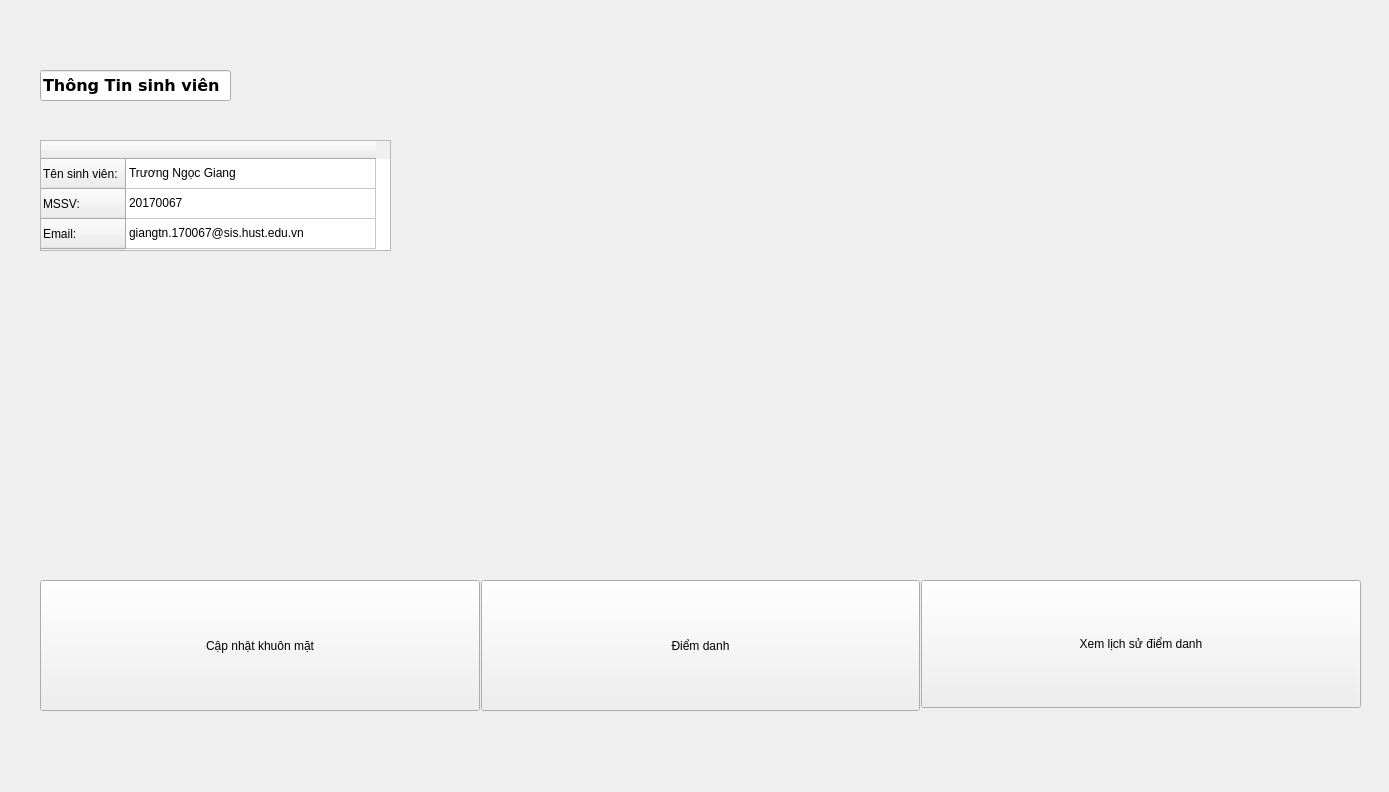
The window that src/ui/student/student.ui (ngocgiang99/Attendance-By-Face) describes before a commit, drawn with Qt 5.
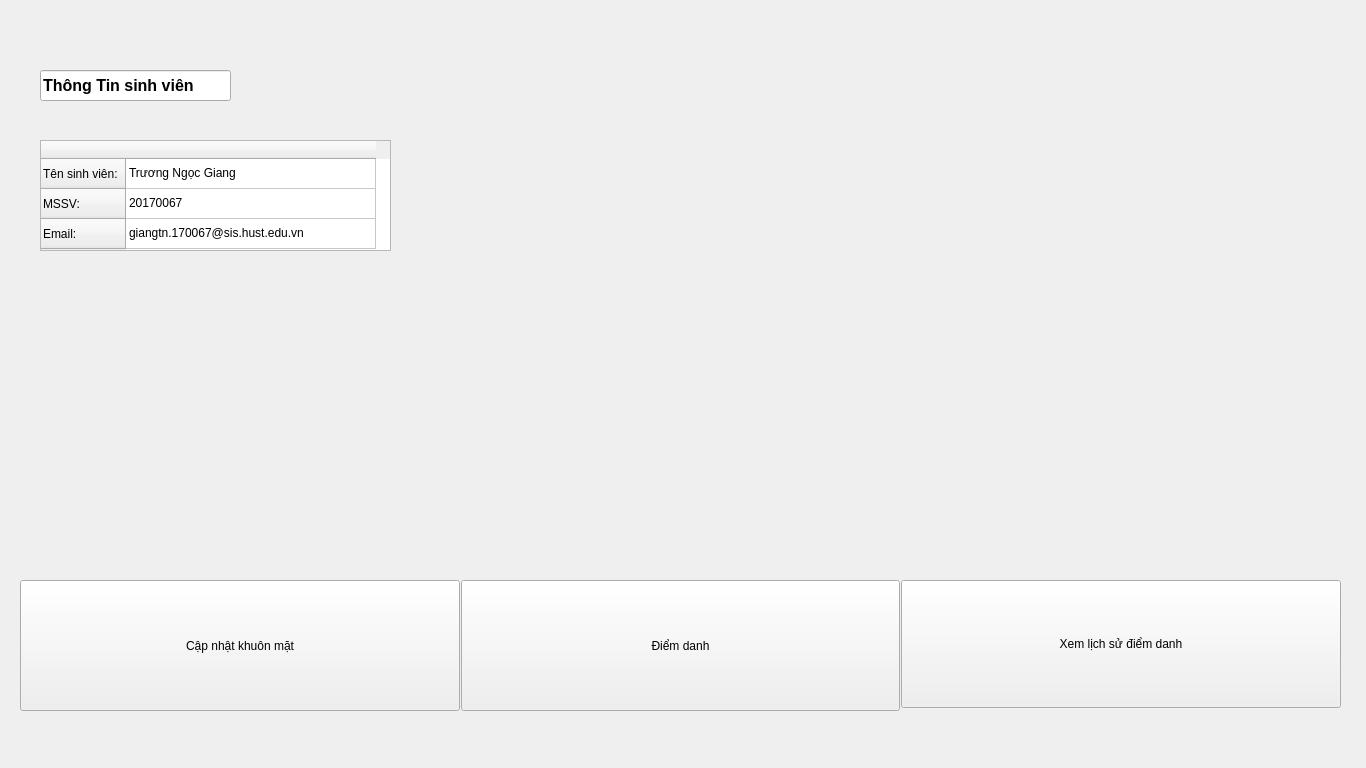
The same window after the commit.

Diff of the .ui file:
```diff
--- a/src/ui/student/student.ui
+++ b/src/ui/student/student.ui
@@ -6,8 +6,8 @@
    <rect>
     <x>0</x>
     <y>0</y>
-    <width>1389</width>
-    <height>792</height>
+    <width>1366</width>
+    <height>768</height>
    </rect>
   </property>
   <property name="windowTitle">
@@ -16,7 +16,7 @@
   <widget class="QWidget" name="gridLayoutWidget">
    <property name="geometry">
     <rect>
-     <x>40</x>
+     <x>20</x>
      <y>580</y>
      <width>1321</width>
      <height>131</height>
@@ -147,7 +147,6 @@
    </property>
    <property name="font">
     <font>
-     <family>DejaVu Sans</family>
      <pointsize>12</pointsize>
      <bold>true</bold>
     </font>
```
